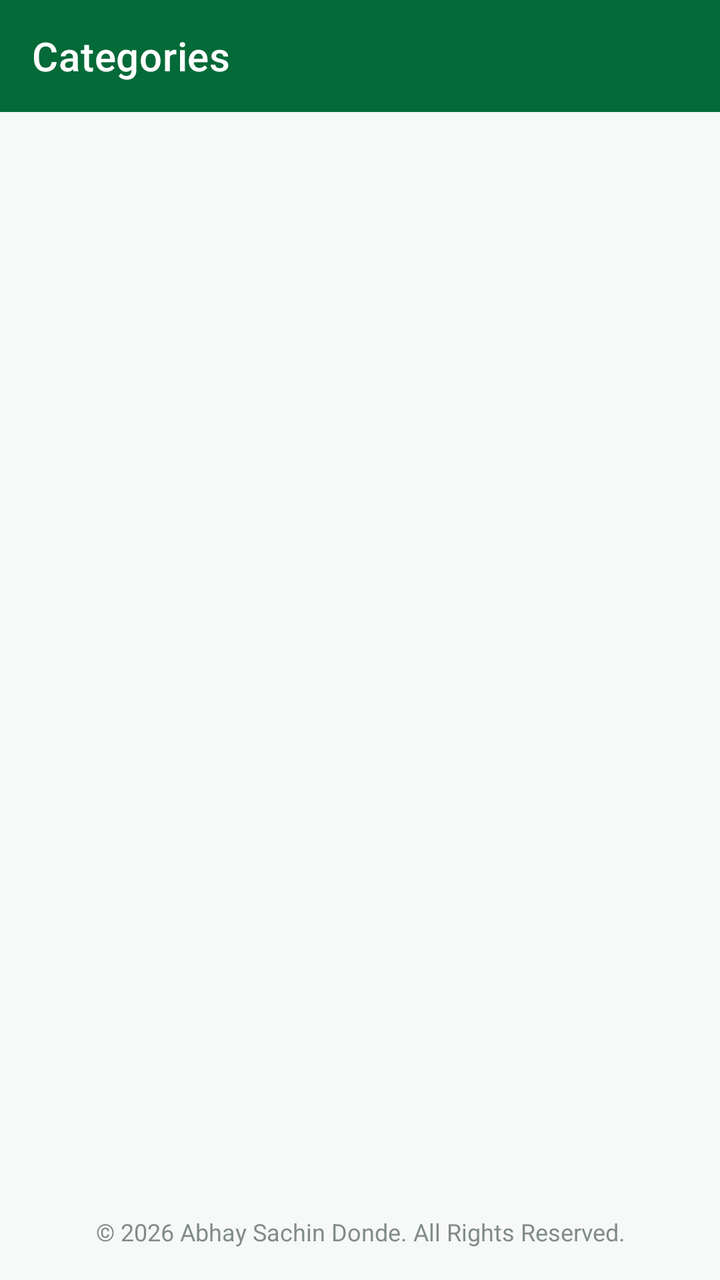
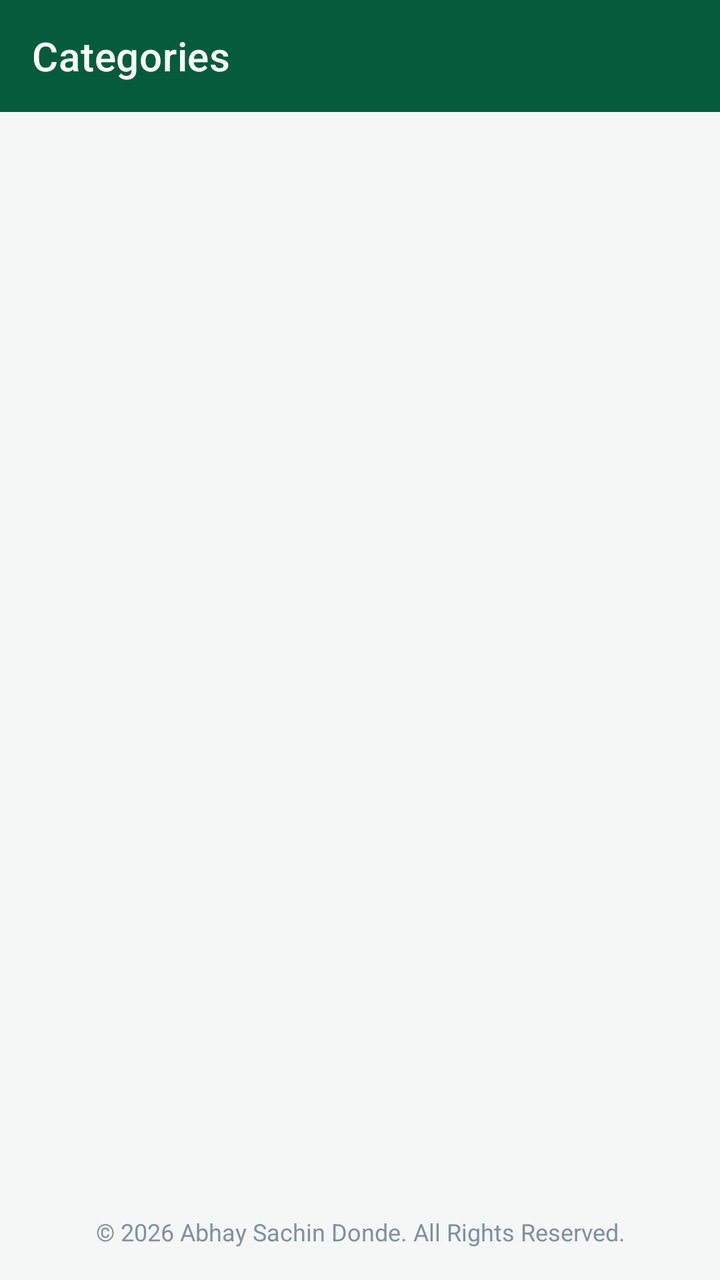

Two renders of the same Android screen: before a commit and after it. Below are the layout's source before the change and the commit's diff.
<!-- AndroidManifest.xml: application theme Theme.DailyHisaab -->
<!-- res/layout/activity_categories.xml -->
<?xml version="1.0" encoding="utf-8"?>
<androidx.constraintlayout.widget.ConstraintLayout
    xmlns:android="http://schemas.android.com/apk/res/android"
    xmlns:app="http://schemas.android.com/apk/res-auto"
    android:layout_width="match_parent"
    android:layout_height="match_parent"
    android:background="?android:attr/colorBackground">

    <com.google.android.material.appbar.AppBarLayout
        android:id="@+id/appBarLayout"
        android:layout_width="match_parent"
        android:layout_height="wrap_content"
        app:layout_constraintTop_toTopOf="parent">
        <androidx.appcompat.widget.Toolbar
            android:id="@+id/toolbar"
            android:layout_width="match_parent"
            android:layout_height="?attr/actionBarSize"
            android:background="?attr/colorPrimary"
            app:title="@string/categories_title"
            app:titleTextColor="?attr/colorOnPrimary" />
    </com.google.android.material.appbar.AppBarLayout>

    <ListView
        android:id="@+id/lvCategories"
        android:layout_width="match_parent"
        android:layout_height="0dp"
        android:padding="@dimen/activity_margin"
        android:clipToPadding="false"
        android:divider="@color/divider"
        android:dividerHeight="1dp"
        app:layout_constraintTop_toBottomOf="@id/appBarLayout"
        app:layout_constraintBottom_toTopOf="@id/layoutFooter"/>

    
    <include layout="@layout/layout_footer"
        android:id="@+id/layoutFooter"
        android:layout_width="match_parent"
        android:layout_height="wrap_content"
        app:layout_constraintBottom_toBottomOf="parent" />

</androidx.constraintlayout.widget.ConstraintLayout>
<!-- res/layout/layout_footer.xml (included above) -->
<?xml version="1.0" encoding="utf-8"?>
<TextView xmlns:android="http://schemas.android.com/apk/res/android"
    android:layout_width="match_parent"
    android:layout_height="wrap_content"
    android:text="@string/footer_copyright"
    android:textSize="12sp"
    android:textColor="?android:attr/textColorSecondary"
    android:gravity="center"
    android:paddingTop="16dp"
    android:paddingBottom="16dp"
    android:alpha="0.8"/>
<!-- resources referenced by this layout -->
<resources>
  <color name="divider">#E1E7E4</color>
  <dimen name="activity_margin">16dp</dimen>
  <string name="categories_title">Categories</string>
  <string name="footer_copyright">© 2026 Abhay Sachin Donde. All Rights Reserved.</string>
  <style name="Theme.DailyHisaab" parent="Theme.MaterialComponents.DayNight.NoActionBar">
          
          <item name="colorPrimary">@color/primary</item>
          <item name="colorPrimaryVariant">@color/primaryVariant</item>
          <item name="colorOnPrimary">@color/onPrimary</item>
          
          <item name="colorSecondary">@color/secondary</item>
          <item name="colorSecondaryVariant">@color/secondaryVariant</item>
          <item name="colorOnSecondary">@color/onPrimary</item>
          
          <item name="android:statusBarColor">@color/primaryVariant</item>
  
          
          <item name="android:colorBackground">@color/background</item>
          <item name="colorSurface">@color/surface</item>
          <item name="colorError">@color/error</item>
  
          
          <item name="android:textColorPrimary">@color/textPrimary</item>
          <item name="android:textColorSecondary">@color/textSecondary</item>
      </style>
  <color name="primary">#046A38</color>
  <color name="primaryVariant">#034C28</color>
  <color name="onPrimary">#FFFFFF</color>
  <color name="secondary">#0F9D58</color>
  <color name="secondaryVariant">#0B8043</color>
  <color name="background">#F7F9F8</color>
  <color name="surface">#FFFFFF</color>
  <color name="error">#D32F2F</color>
  <color name="textPrimary">#1A1E1C</color>
  <color name="textSecondary">#63706A</color>
</resources>

<!-- the commit's change to res/layout/activity_categories.xml (unified diff, before → after) -->
@@ -10,6 +10,7 @@
         android:id="@+id/appBarLayout"
         android:layout_width="match_parent"
         android:layout_height="wrap_content"
+        app:elevation="0dp"
         app:layout_constraintTop_toTopOf="parent">
         <androidx.appcompat.widget.Toolbar
             android:id="@+id/toolbar"
@@ -24,7 +25,7 @@
         android:id="@+id/lvCategories"
         android:layout_width="match_parent"
         android:layout_height="0dp"
-        android:padding="@dimen/activity_margin"
+        android:paddingTop="8dp"
         android:clipToPadding="false"
         android:divider="@color/divider"
         android:dividerHeight="1dp"
<!-- resource entries referenced after the edit -->
@@ -1,7 +1,6 @@
 <!-- resources referenced by this layout -->
 <resources>
-  <color name="divider">#E1E7E4</color>
-  <dimen name="activity_margin">16dp</dimen>
+  <color name="divider">#E2E8F0</color>
   <string name="categories_title">Categories</string>
   <string name="footer_copyright">© 2026 Abhay Sachin Donde. All Rights Reserved.</string>
   <style name="Theme.DailyHisaab" parent="Theme.MaterialComponents.DayNight.NoActionBar">
@@ -14,7 +13,7 @@
           <item name="colorSecondaryVariant">@color/secondaryVariant</item>
           <item name="colorOnSecondary">@color/onPrimary</item>
           
-          <item name="android:statusBarColor">@color/primaryVariant</item>
+          <item name="android:statusBarColor">@color/primary</item>
   
           
           <item name="android:colorBackground">@color/background</item>
@@ -24,16 +23,28 @@
           
           <item name="android:textColorPrimary">@color/textPrimary</item>
           <item name="android:textColorSecondary">@color/textSecondary</item>
+  
+          
+          <item name="bottomNavigationStyle">@style/Widget.DailyHisaab.BottomNavigationView</item>
       </style>
-  <color name="primary">#046A38</color>
-  <color name="primaryVariant">#034C28</color>
+  <color name="primary">#055C3D</color>
+  <color name="primaryVariant">#033D28</color>
   <color name="onPrimary">#FFFFFF</color>
-  <color name="secondary">#0F9D58</color>
-  <color name="secondaryVariant">#0B8043</color>
-  <color name="background">#F7F9F8</color>
+  <color name="secondary">#D4AF37</color>
+  <color name="secondaryVariant">#B5952F</color>
+  <color name="background">#F4F7F6</color>
   <color name="surface">#FFFFFF</color>
-  <color name="error">#D32F2F</color>
-  <color name="textPrimary">#1A1E1C</color>
-  <color name="textSecondary">#63706A</color>
+  <color name="error">#DC2626</color>
+  <color name="textPrimary">#1E293B</color>
+  <color name="textSecondary">#64748B</color>
+  <style name="Widget.DailyHisaab.BottomNavigationView" parent="Widget.MaterialComponents.BottomNavigationView">
+          <item name="materialThemeOverlay">@style/ThemeOverlay.DailyHisaab.BottomNavigation</item>
+          <item name="itemIconTint">@color/nav_item_color</item>
+          <item name="itemTextColor">@color/nav_item_color</item>
+          <item name="itemIconSize">24dp</item>
+      </style>
+  <style name="ThemeOverlay.DailyHisaab.BottomNavigation" parent="">
+          <item name="colorSurface">@color/surface</item>
+      </style>
 </resources>
 
